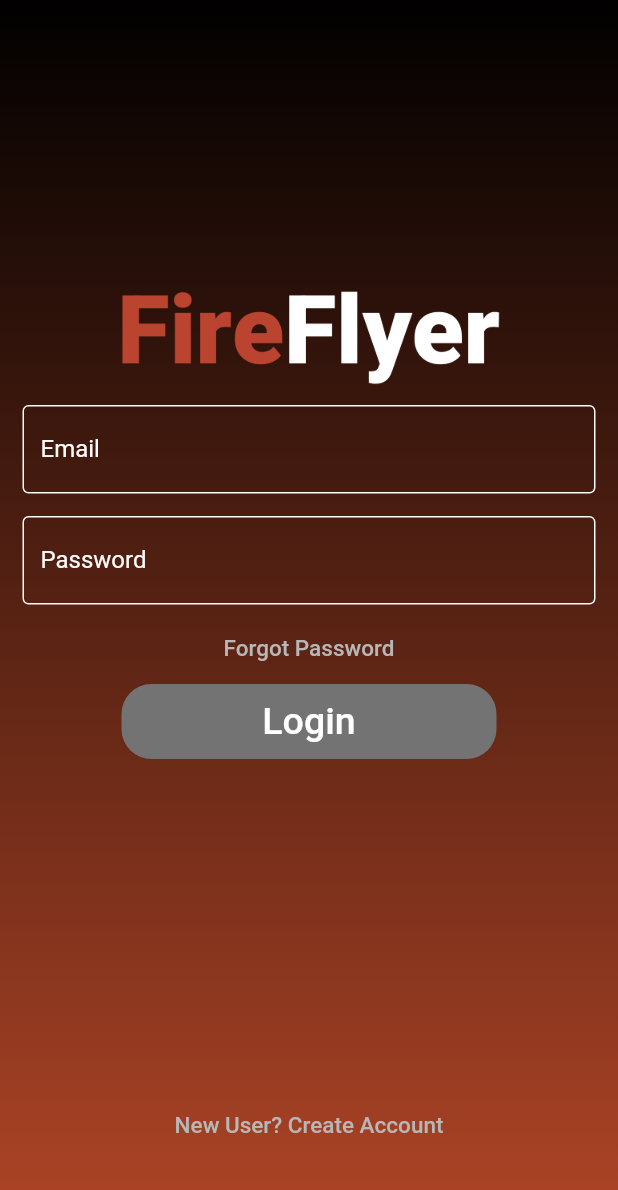
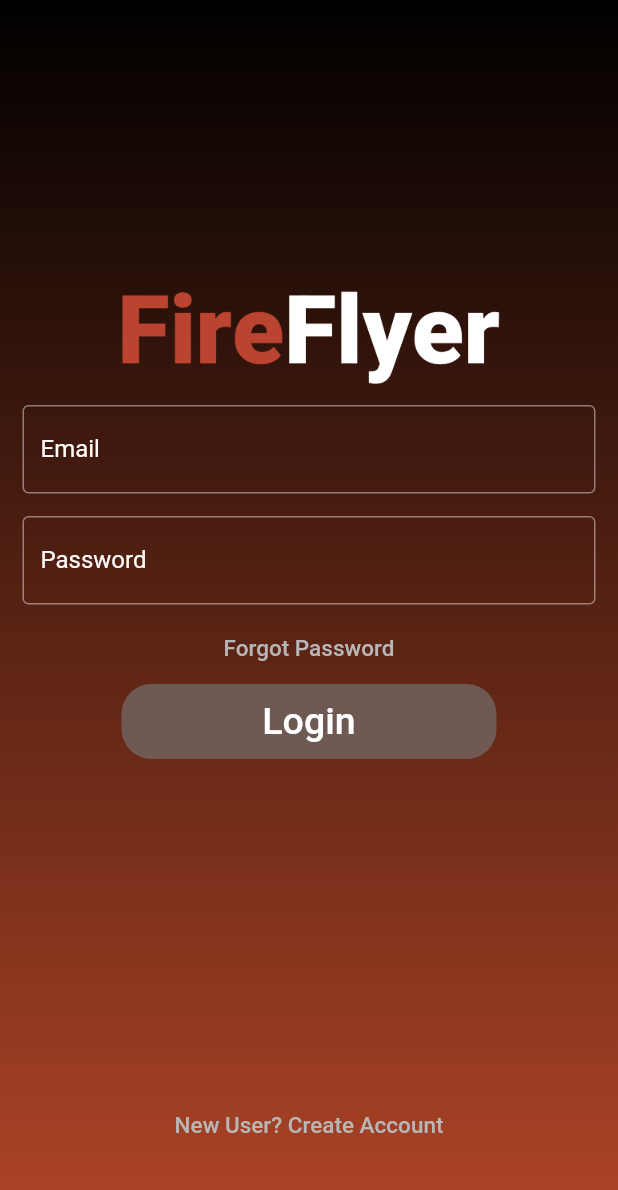
Before and after one commit to joeljulin/FireFlyer, a Flutter app: the screen it shows after launch, on a phone screen of 412 x 824 dp. Shown: the top 1190 px of the screen. Run offline on Flutter 3.47's test engine with Material 2 defaults, Android fonts, the phone set to English and light mode, and no system bars.

Commit message:
Minor style changes on login page

```diff
--- a/lib/screens/login.dart
+++ b/lib/screens/login.dart
@@ -54,11 +54,11 @@ class Login extends StatelessWidget {
                   decoration: InputDecoration(
                       enabledBorder: OutlineInputBorder(
                           borderSide: BorderSide(
-                              color: Color.fromARGB(255, 255, 251, 251),
+                              color: Color.fromARGB(113, 255, 251, 251),
                               width: 1.0)),
                       focusedBorder: OutlineInputBorder(
                           borderSide: BorderSide(
-                              color: Color.fromARGB(255, 255, 251, 251),
+                              color: Color.fromARGB(113, 255, 251, 251),
                               width: 1.0)),
                       border: OutlineInputBorder(),
                       labelStyle:
@@ -77,11 +77,11 @@ class Login extends StatelessWidget {
                   decoration: InputDecoration(
                       enabledBorder: OutlineInputBorder(
                           borderSide: BorderSide(
-                              color: Color.fromARGB(255, 255, 251, 251),
+                              color: Color.fromARGB(113, 255, 251, 251),
                               width: 1.0)),
                       focusedBorder: OutlineInputBorder(
                           borderSide: BorderSide(
-                              color: Color.fromARGB(255, 255, 251, 251),
+                              color: Color.fromARGB(113, 255, 251, 251),
                               width: 1.0)),
                       border: OutlineInputBorder(),
                       labelStyle:
@@ -107,7 +107,7 @@ class Login extends StatelessWidget {
                 height: 50,
                 width: 250,
                 decoration: BoxDecoration(
-                    color: const Color.fromARGB(255, 115, 115, 115),
+                    color: const Color.fromARGB(165, 115, 115, 115),
                     borderRadius: BorderRadius.circular(20)),
                 child: TextButton(
                   onPressed: () {
```
